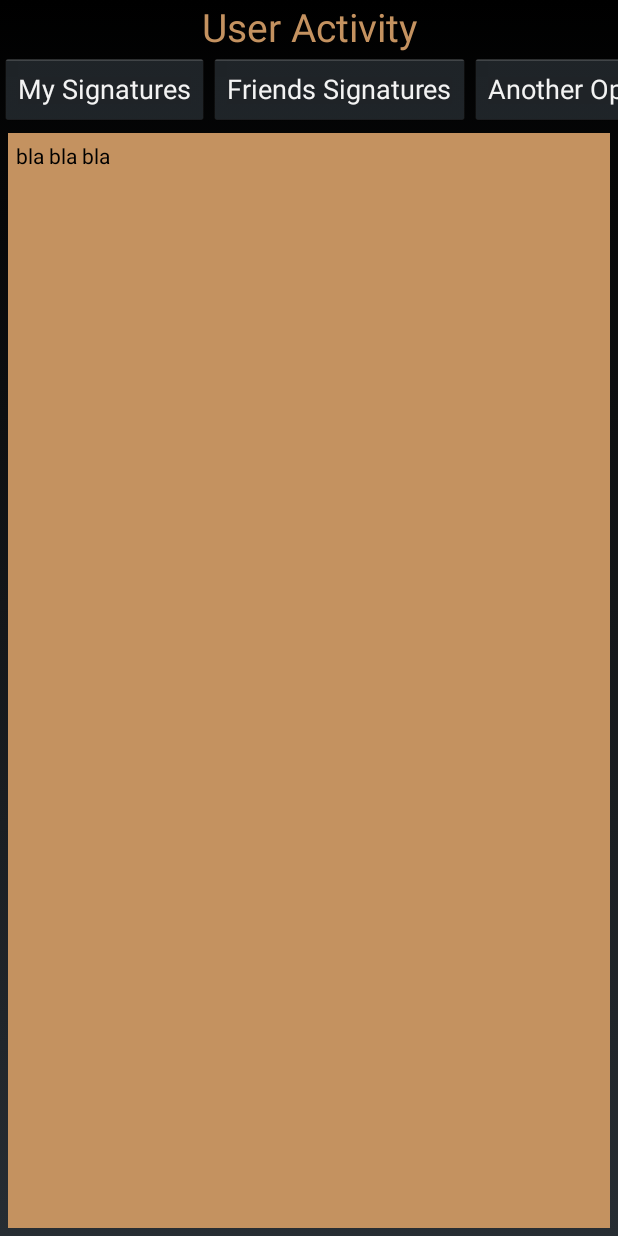
After one commit to dallade/lesswalk, an Android app: the UserActivity screen opened directly, with no data from a screen before it, on a phone screen of 412 x 824 dp. The commit adds this screen. Run offline under Robolectric (Android 15) with nearby library versions, the phone set to English and light mode, and no system bars.

Commit message:
unregistered user sync works, prepared request for user signatures - not ready yet

```diff
--- a/app/build.gradle
+++ b/app/build.gradle
@@ -16,6 +16,7 @@ android {
     }
     dependencies {
         compile 'com.google.code.gson:gson:2.4'
+        compile 'com.squareup.okhttp3:okhttp:3.4.2'
         //
         // AWS (Amazon):
         compile 'com.amazonaws:aws-android-sdk-core:2.2.22'
@@ -27,6 +28,3 @@ android {
     productFlavors {
     }
 }
-
-dependencies {
-}
--- a/app/src/main/AndroidManifest.xml
+++ b/app/src/main/AndroidManifest.xml
@@ -41,7 +41,10 @@
             android:name="com.amazonaws.mobileconnectors.s3.transferutility.TransferService"
             android:enabled="true" />
 
-        <activity android:name=".LoginActivity"></activity>
+        <activity android:name=".LoginActivity">
+        </activity>
+        <activity android:name=".UserActivity" >
+        </activity>
     </application>
 
 </manifest>
--- /dev/null
+++ b/app/src/main/java/com/lesswalk/UserActivity.java
@@ -0,0 +1,132 @@
+package com.lesswalk;
+
+import android.app.Activity;
+import android.os.AsyncTask;
+import android.os.Bundle;
+import android.view.View;
+import android.widget.Button;
+import android.widget.TextView;
+import android.widget.Toast;
+
+import java.io.IOException;
+
+import okhttp3.OkHttpClient;
+import okhttp3.Request;
+import okhttp3.Response;
+
+/**
+ * Created by elad on 05/12/16.
+ */
+public class UserActivity extends Activity {
+    private TextView tv_user_act_result;
+    private String userUuid = "";
+    private UserActivity curActivity;
+
+    @Override
+    protected void onCreate(Bundle savedInstanceState) {
+        super.onCreate(savedInstanceState);
+        setContentView(R.layout.activity_user);
+        curActivity = this;
+        initViews();
+        try {
+            userUuid = getIntent().getExtras().getString("uuid", "NADA");
+        }catch (NullPointerException ex){
+            ex.printStackTrace();
+            userUuid = "";
+        }
+
+    }
+
+    private void initViews() {
+        tv_user_act_result = (TextView)findViewById(R.id.tv_user_act_result);
+    }
+
+
+    OkHttpClient client = new OkHttpClient();
+
+    String httpReqUrl(String url) {
+        Request request = new Request.Builder()
+                .url(url)
+                .build();
+
+        Response response = null;
+        String result = null;
+        try {
+            response = client.newCall(request).execute();
+            result = response.body().string();
+        } catch (IOException e) {
+            e.printStackTrace();
+        }
+        return result;
+    }
+
+    void asyncHttpReqUrl(final String url){
+
+        new AsyncTask<String, String, String>() {
+
+
+
+            @Override
+            protected void onPreExecute() {
+                super.onPreExecute();
+
+            }
+
+            @Override
+            protected String doInBackground(String... params) {
+                //String url = params[0];
+                return httpReqUrl(url);
+            }
+
+            @Override
+            protected void onPostExecute(String s) {
+                if (curActivity == null) return;
+                if (tv_user_act_result == null) return;
+                tv_user_act_result.setText(s);
+
+            }
+        }.execute(url);
+    }
+
+    public void onClickUserActivityButtons(View view) {
+        Button btn = (Button) view;
+        String btnTxt = btn.getText().toString();
+        tv_user_act_result.setText("");
+        switch (btnTxt){
+            case "My Signatures":{
+//                String responseStr = httpReqUrl("http://52.70.155.39:30082/cmd/signature/findSignaturesByOwner?owner=" + userUuid);
+//                tv_user_act_result.setText(responseStr);
+                String req = "http://52.70.155.39:30082/cmd/signature/findSignaturesByOwner?owner=" + userUuid;
+                asyncHttpReqUrl(req);
+            }break;
+            case "Friends Signatures":{
+                Toast.makeText(curActivity, "Not implemented yet", Toast.LENGTH_SHORT).show();
+            }break;
+            case "Another Option":{
+                Toast.makeText(curActivity, "Not implemented yet", Toast.LENGTH_SHORT).show();
+            }break;
+        }
+    }
+
+
+
+
+
+
+
+
+
+
+
+
+
+
+
+
+
+
+
+
+
+
+}
--- a/app/src/main/java/com/lesswalk/database/AWS.java
+++ b/app/src/main/java/com/lesswalk/database/AWS.java
@@ -31,6 +31,8 @@ public class AWS {
     private static final String TAG = "AWS";
     //
     private static final String IDENTITY_POOL_ID = "us-east-1:528e5e4d-4722-45da-ab53-13c39938b355";
+    //private static final String IDENTITY_POOL_ID = "arn:aws:cognito-idp:us-east-1:988859694509:userpool/us-east-1_ggisCB2C9";
+    //private static final String ROLE_SMS = "arn:aws:iam::988859694509:role/service-role/eladsuserpool-SMS-Role";
     private static final Regions REGION = Regions.US_EAST_1;
     private static final String BUCKET = "com.lesswalk.one-amir";
     //
--- /dev/null
+++ b/app/src/main/res/layout/activity_user.xml
@@ -0,0 +1,72 @@
+<?xml version="1.0" encoding="utf-8"?>
+<LinearLayout xmlns:android="http://schemas.android.com/apk/res/android"
+    xmlns:tools="http://schemas.android.com/tools"
+    android:layout_width="match_parent"
+    android:layout_height="match_parent"
+    tools:context="com.lesswalk.LoginActivity"
+    android:orientation="vertical"
+    >
+
+    <TextView
+        android:layout_width="match_parent"
+        android:layout_height="wrap_content"
+        android:textSize="26sp"
+        android:gravity="center"
+        android:textColor="#c49260"
+        android:text="User Activity"
+        />
+
+    <HorizontalScrollView
+        android:layout_width="match_parent"
+        android:layout_height="wrap_content">
+
+        <LinearLayout
+            android:layout_width="match_parent"
+            android:layout_height="wrap_content"
+            >
+
+            <Button
+                android:layout_width="wrap_content"
+                android:layout_height="match_parent"
+                android:onClick="onClickUserActivityButtons"
+                android:text="My Signatures"
+                />
+
+            <Button
+                android:layout_width="wrap_content"
+                android:layout_height="match_parent"
+                android:onClick="onClickUserActivityButtons"
+                android:text="Friends Signatures"
+                />
+
+            <Button
+                android:layout_width="wrap_content"
+                android:layout_height="match_parent"
+                android:onClick="onClickUserActivityButtons"
+                android:text="Another Option"
+                />
+
+        </LinearLayout>
+
+    </HorizontalScrollView>
+
+    <ScrollView
+        android:layout_width="match_parent"
+        android:layout_height="match_parent"
+        android:background="#c49260"
+        android:layout_margin="5dp"
+        >
+
+        <TextView
+            android:id="@+id/tv_user_act_result"
+            android:layout_width="match_parent"
+            android:layout_height="wrap_content"
+            android:padding="5dp"
+            android:textColor="#000000"
+            android:text="bla bla bla"
+
+            />
+
+    </ScrollView>
+
+</LinearLayout>
```
Also changed, not shown: app/src/main/java/com/lesswalk/LoginActivity.java (+30 -0 lines), app/src/main/java/com/lesswalk/database/AmazonCloud.java (+39 -0 lines).
